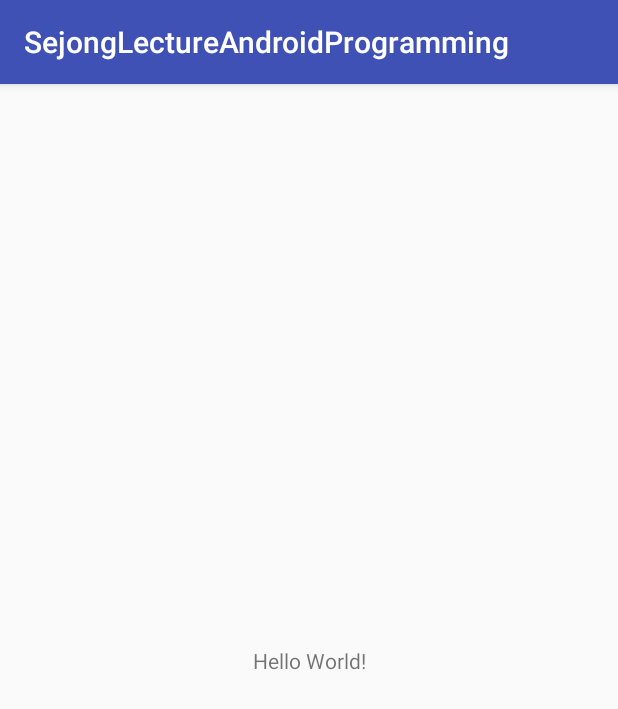
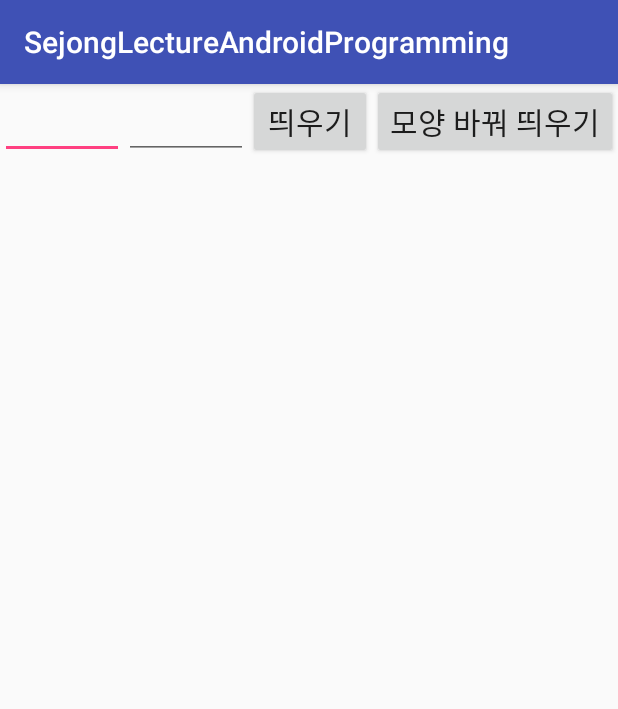
Before and after one commit to antaehyeon/SejongLecture_AndroidProgramming, an Android app: the screen it shows after launch (MainActivity), on a phone screen of 412 x 824 dp. Shown: the top 709 px of the screen. Run offline under Robolectric (Android 15) with nearby library versions, the phone set to English and light mode, and no system bars.

Commit message:
안드로이드 3번째 과제 중 Toast 구현 부분입니다.
1. Toast 가 뜨는 위치를 변경하였습니다.
2. custom toast를 만들기 위해서 drawable에 toast.xml을 구성하고, layout/toastborder.xml을 구성하였습니다.

```diff
--- a/app/src/main/java/com/example/hyeon/sejonglectureandroidprogramming/MainActivity.java
+++ b/app/src/main/java/com/example/hyeon/sejonglectureandroidprogramming/MainActivity.java
@@ -1,13 +1,72 @@
 package com.example.hyeon.sejonglectureandroidprogramming;
 
+import android.os.Bundle;
 import android.support.v7.app.AppCompatActivity;
-import android.os.Bundle;
+import android.view.Gravity;
+import android.view.LayoutInflater;
+import android.view.View;
+import android.view.ViewGroup;
+import android.widget.Button;
+import android.widget.EditText;
+import android.widget.TextView;
+import android.widget.Toast;
 
 public class MainActivity extends AppCompatActivity {
+
+    EditText editText;
+    EditText editText2;
+    Button button;
+    Button button2;
 
     @Override
     protected void onCreate(Bundle savedInstanceState) {
         super.onCreate(savedInstanceState);
         setContentView(R.layout.activity_main);
-    }
-}
+
+        editText = (EditText) findViewById(R.id.editText);
+        editText2 = (EditText) findViewById(R.id.editText2);
+
+        button = (Button) findViewById(R.id.button);
+
+        button.setOnClickListener(new Button.OnClickListener() {
+            @Override
+            public void onClick(View view) {
+                try {
+                    Toast toastView = Toast.makeText(getApplicationContext(),
+                            "위치가 바뀐 토스트 메세지입니다.",
+                            Toast.LENGTH_LONG);
+
+                    int xOffset = Integer.parseInt(editText.getText().toString());
+                    int yOffset = Integer.parseInt(editText2.getText().toString());
+
+                    toastView.setGravity(Gravity.TOP|Gravity.LEFT, xOffset, yOffset);
+                    toastView.show();
+                } catch (NumberFormatException e) {
+                    e.printStackTrace();
+                } // catch
+            } // onClick
+        }); // button setOnclickListener
+
+        button2 = (Button) findViewById(R.id.button2);
+        button2.setOnClickListener(new Button.OnClickListener() {
+            @Override
+            public void onClick(View view) {
+                LayoutInflater inflater = getLayoutInflater();
+
+                View layout = inflater.inflate(
+                        R.layout.toastborder,
+                        (ViewGroup) findViewById(R.id.toast_layout_root));
+
+                TextView text = (TextView) layout.findViewById(R.id.text);
+                Toast toast = new Toast(getApplicationContext());
+                text.setText("모양 바꾼 토스트");
+                toast.setGravity(Gravity.CENTER, 0, -100);
+                toast.setDuration(Toast.LENGTH_LONG);
+                toast.setView(layout);
+                toast.show();
+            } // onClick
+        }); //
+
+
+    } // onCreate
+} // MainActivity
--- a/app/src/main/res/layout/activity_main.xml
+++ b/app/src/main/res/layout/activity_main.xml
@@ -1,18 +1,48 @@
 <?xml version="1.0" encoding="utf-8"?>
-<android.support.constraint.ConstraintLayout xmlns:android="http://schemas.android.com/apk/res/android"
+<LinearLayout xmlns:android="http://schemas.android.com/apk/res/android"
     xmlns:app="http://schemas.android.com/apk/res-auto"
     xmlns:tools="http://schemas.android.com/tools"
     android:layout_width="match_parent"
     android:layout_height="match_parent"
-    tools:context="com.example.hyeon.sejonglectureandroidprogramming.MainActivity">
+    android:orientation="vertical">
 
-    <TextView
-        android:layout_width="wrap_content"
+    <LinearLayout
+        android:layout_width="match_parent"
         android:layout_height="wrap_content"
-        android:text="Hello World!"
-        app:layout_constraintBottom_toBottomOf="parent"
-        app:layout_constraintLeft_toLeftOf="parent"
-        app:layout_constraintRight_toRightOf="parent"
-        app:layout_constraintTop_toTopOf="parent" />
+        android:orientation="horizontal">
 
-</android.support.constraint.ConstraintLayout>
+        <EditText
+            android:id="@+id/editText"
+            android:layout_width="0dp"
+            android:layout_height="wrap_content"
+            android:layout_weight="1"
+            android:textSize="20dp"
+            android:inputType="numberSigned"/>
+
+        <EditText
+            android:id="@+id/editText2"
+            android:layout_width="0dp"
+            android:layout_height="wrap_content"
+            android:layout_weight="1"
+            android:textSize="20dp"
+            android:inputType="numberSigned"/>
+
+        <Button
+            android:id="@+id/button"
+            android:layout_width="0dp"
+            android:layout_height="wrap_content"
+            android:layout_weight="1"
+            android:text="띄우기"
+            android:textSize="20dp" />
+
+        <Button
+            android:id="@+id/button2"
+            android:layout_width="wrap_content"
+            android:layout_height="wrap_content"
+            android:text="모양 바꿔 띄우기"
+            android:textSize="20dp" />
+
+
+    </LinearLayout>
+
+</LinearLayout>
```
Also changed, not shown: app/src/main/res/drawable/toast.xml (added, +20 -0 lines), app/src/main/res/layout/toastborder.xml (added, +16 -0 lines).
